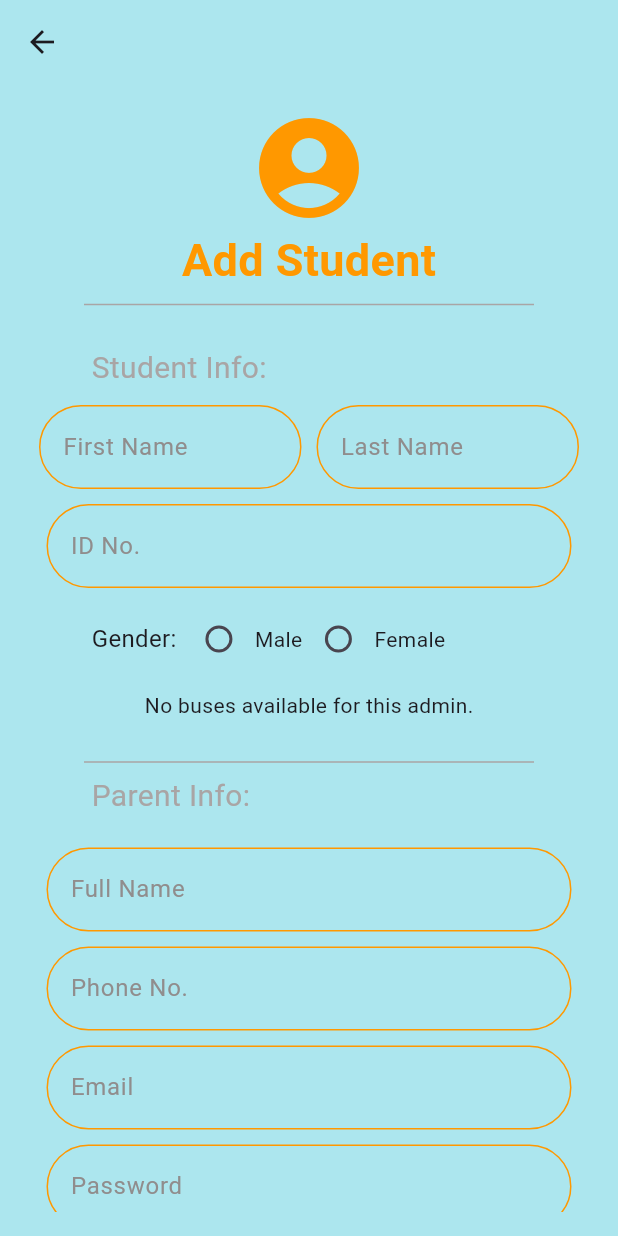
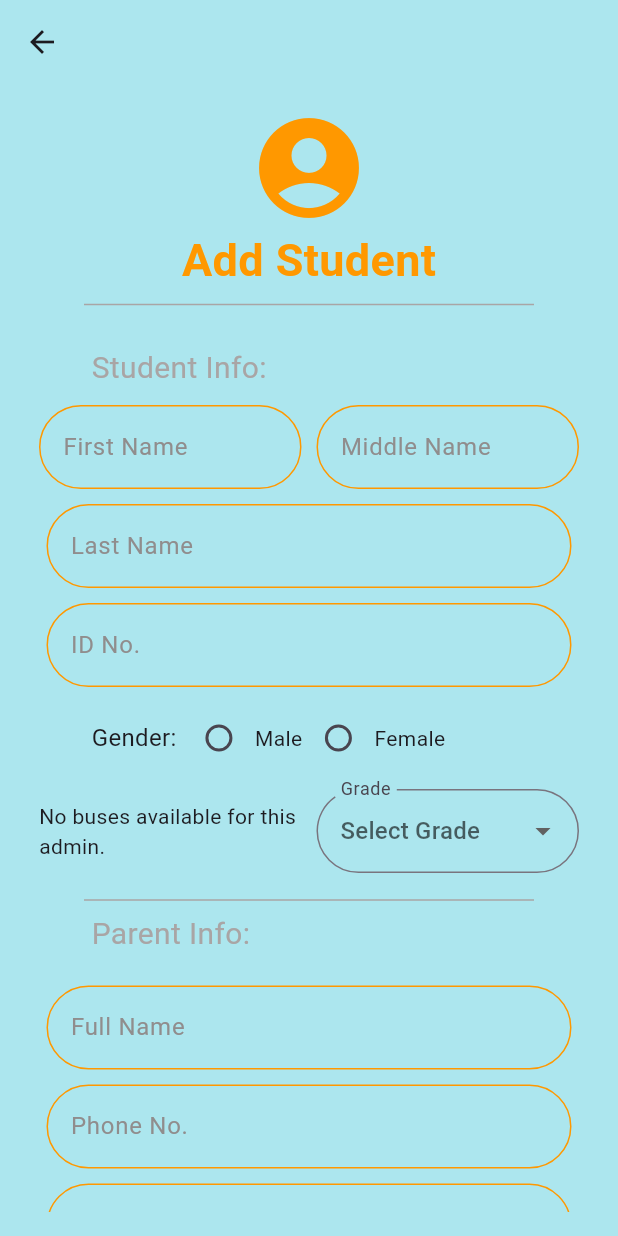
Before and after one commit to Raqeeb-org/raqeeb, a Flutter app: the AddParentScreen screen opened directly, on a phone screen of 412 x 824 dp. Run offline on Flutter 3.47's test engine with Material 3 defaults, Android fonts, the phone set to English and light mode, and no system bars; our stand-ins replace cloud_firestore, cloud_functions, firebase_auth, firebase_core, geolocator, google_maps_flutter and 1 more; accounts and stored records are empty.

Commit message:
feat: enhance addStudent form with additional fields for middle name and home postal code, and implement grade selection

```diff
--- a/lib/screens/admins/addStudent.dart
+++ b/lib/screens/admins/addStudent.dart
@@ -11,11 +11,13 @@ class _AddParentScreenState extends State<AddParentScreen> {
   final _formKey = GlobalKey<FormState>();
   final Map<String, TextEditingController> _controllers = {
     'First Name': TextEditingController(),
+    'Middle Name': TextEditingController(),
     'Last Name': TextEditingController(),
     'ID No.': TextEditingController(),
     'Full Name': TextEditingController(),
     'Phone No.': TextEditingController(),
     'Email': TextEditingController(),
+    'Home Postal Code': TextEditingController(),
     'Password': TextEditingController(),
     'Repeat Password': TextEditingController(),
   };
@@ -23,6 +25,9 @@ class _AddParentScreenState extends State<AddParentScreen> {
   final FirebaseService _firebaseService = FirebaseService();
   String _selectedGender = '';
   String? _selectedBus; // To store the selected bus
+  String? _selectedGrade; // To store the selected grade
+  String? _selectedParent;
+  bool _isParentExisting = false; // Tracks whether the parent exists
 
   @override
   void dispose() {
@@ -41,7 +46,7 @@ class _AddParentScreenState extends State<AddParentScreen> {
     }
 
     return Scaffold(
-      backgroundColor: const Color(0xFFACE6EE), // Baby blue background color
+      backgroundColor: const Color(0xFFACE6EE),
       appBar: AppBar(
         backgroundColor: Colors.transparent,
         elevation: 0,
@@ -96,7 +101,7 @@ class _AddParentScreenState extends State<AddParentScreen> {
                 ),
                 const SizedBox(height: 10),
 
-                // First Name and Last Name Fields Side by Side
+                // First Name and Middle Name Fields Side by Side
                 Row(
                   mainAxisAlignment: MainAxisAlignment.center,
                   children: [
@@ -109,10 +114,14 @@ class _AddParentScreenState extends State<AddParentScreen> {
                     Container(
                       width: 175,
                       child: buildTextField(
-                          'Last Name', _controllers['Last Name']),
+                          'Middle Name', _controllers['Middle Name']),
                     ),
                   ],
                 ),
+                const SizedBox(height: 10),
+
+                // Last Name Field
+                buildTextField('Last Name', _controllers['Last Name']),
                 const SizedBox(height: 10),
 
                 // ID No. Field
@@ -163,28 +172,36 @@ class _AddParentScreenState extends State<AddParentScreen> {
 
                 const SizedBox(height: 10),
 
-                // Bus Selection Dropdown
-                StreamBuilder<QuerySnapshot>(
+                // Bus Selection Dropdown and Child Grade Dropdown
+                Row(
+                  mainAxisAlignment: MainAxisAlignment.center,
+                  children: [
+                    Container(
+                      width: 175,
+                      child: StreamBuilder<QuerySnapshot>(
                         stream: _firebaseService.getBusesForAdmin(adminId),
                         builder: (context, snapshot) {
-                    if (snapshot.connectionState == ConnectionState.waiting) {
+                          if (snapshot.connectionState ==
+                              ConnectionState.waiting) {
                             return const CircularProgressIndicator();
                           }
-                    if (!snapshot.hasData || snapshot.data!.docs.isEmpty) {
-                      return const Text('No buses available for this admin.');
+                          if (!snapshot.hasData ||
+                              snapshot.data!.docs.isEmpty) {
+                            return const Text(
+                                'No buses available for this admin.');
                           }
 
                           // Extract bus names or IDs
                           final buses = snapshot.data!.docs;
 
-                    return Padding(
-                      padding: const EdgeInsets.symmetric(horizontal: 45.0),
-                      child: DropdownButtonFormField<String>(
+                          return DropdownButtonFormField<String>(
                             value: _selectedBus,
-                        hint: const Text('Select a bus'),
+                            hint: const Text('Assign a bus'),
                             items: buses.map((bus) {
-                          final busData = bus.data() as Map<String, dynamic>;
-                          final busName = busData['busNum'] ?? 'Unnamed Bus';
+                              final busData =
+                                  bus.data() as Map<String, dynamic>;
+                              final busName =
+                                  busData['busNum'] ?? 'Unnamed Bus';
                               return DropdownMenuItem<String>(
                                 value: bus.id,
                                 child: Text(busName),
@@ -203,12 +220,42 @@ class _AddParentScreenState extends State<AddParentScreen> {
                             ),
                             validator: (value) =>
                                 value == null ? 'Please select a bus' : null,
-                      ),
                           );
                         },
                       ),
+                    ),
+                    const SizedBox(width: 10),
+                    Container(
+                      width: 175,
+                      child: DropdownButtonFormField<String>(
+                        value: _selectedGrade,
+                        hint: const Text('Select Grade'),
+                        items: List.generate(6, (index) {
+                          final grade = 'Grade ${index + 1}';
+                          return DropdownMenuItem<String>(
+                            value: grade,
+                            child: Text(grade),
+                          );
+                        }),
+                        onChanged: (value) {
+                          setState(() {
+                            _selectedGrade = value!;
+                          });
+                        },
+                        decoration: InputDecoration(
+                          labelText: 'Grade',
+                          border: OutlineInputBorder(
+                            borderRadius: BorderRadius.circular(30),
+                          ),
+                        ),
+                        validator: (value) =>
+                            value == null ? 'Please select a grade' : null,
+                      ),
+                    ),
+                  ],
+                ),
+                const SizedBox(height: 10),
 
-                const SizedBox(height: 20),
                 // Add a divider between the ID No. and Phone No. fields
                 const Divider(
                   color: Color.fromARGB(255, 169, 165, 165),
@@ -237,6 +284,10 @@ class _AddParentScreenState extends State<AddParentScreen> {
                 const SizedBox(height: 10),
                 // Email Field
                 buildTextField('Email', _controllers['Email']),
+                const SizedBox(height: 10),
+                // Home Postal Code Field
+                buildTextField(
+                    'Home Postal Code', _controllers['Home Postal Code']),
                 const SizedBox(height: 10),
                 // Password Field
                 buildTextField('Password', _controllers['Password'],
```
Lines whose indentation alone changed are shown as unchanged.
